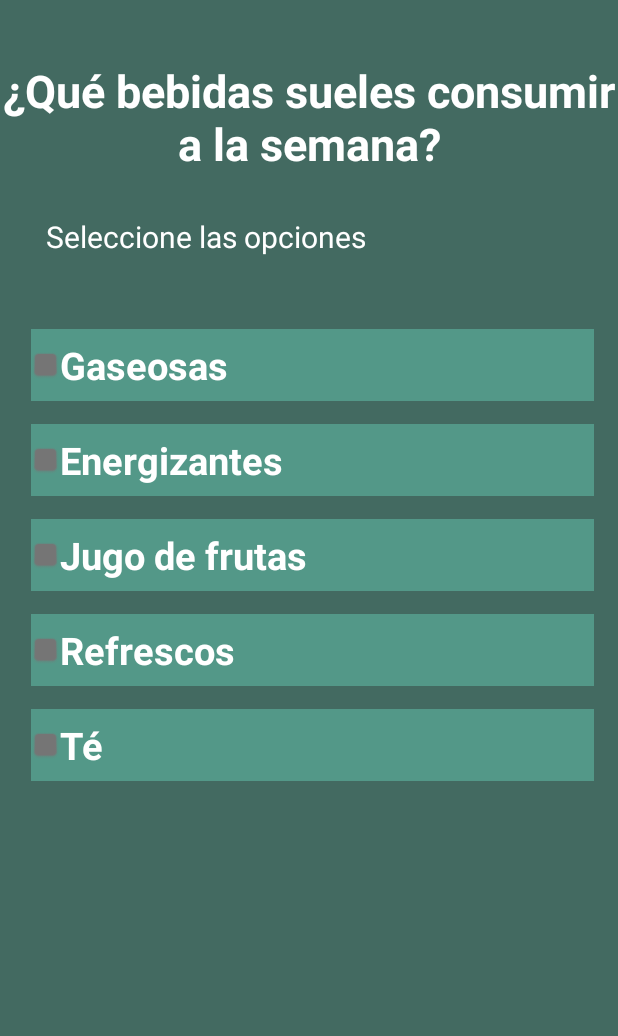
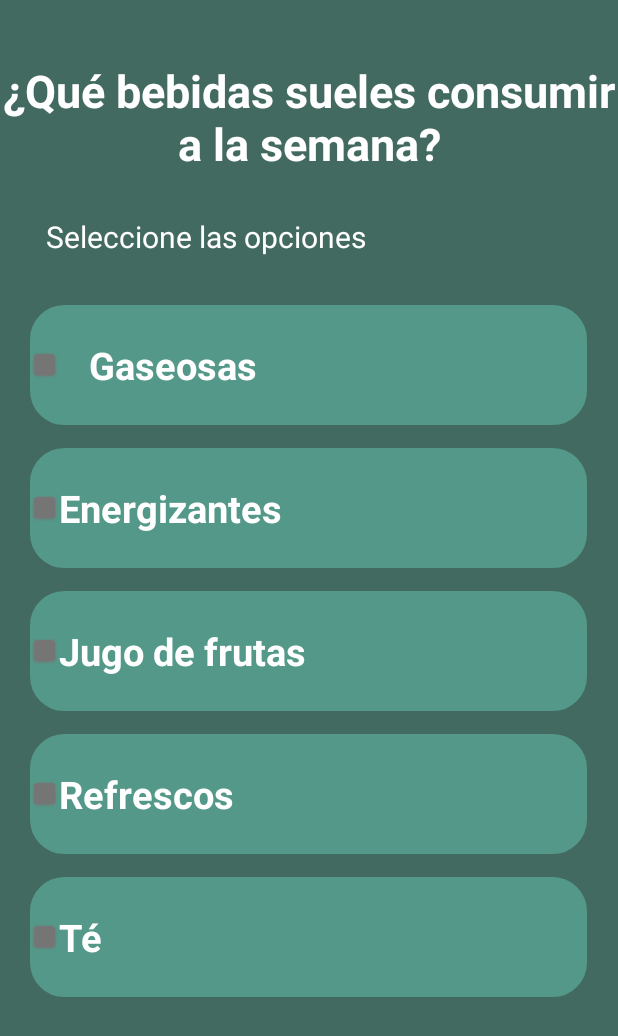
Before and after one commit to LuisT0p20/CarbonoZero, an Android app: the Bebidas screen opened directly, with no data from a screen before it, on a phone screen of 412 x 824 dp. Shown: the top 1036 px of the screen. Run offline under Robolectric (Android 15) with nearby library versions, the phone set to English and light mode, and no system bars.

Commit message:
redondeo

```diff
--- /dev/null
+++ b/app/src/main/res/drawable/redondeo.xml
@@ -0,0 +1,17 @@
+<?xml version="1.0" encoding="utf-8"?>
+<selector xmlns:android="http://schemas.android.com/apk/res/android">
+    <item>
+        <shape android:shape="rectangle">
+            <corners
+                android:radius="15dp"
+                ></corners>
+            <stroke
+                android:color="@color/Checkbox"
+                android:width="15dp"
+                ></stroke>
+            <solid
+                android:color="@color/Checkbox"
+                ></solid>
+        </shape>
+    </item>
+</selector>
--- a/app/src/main/res/layout/activity_bebidas.xml
+++ b/app/src/main/res/layout/activity_bebidas.xml
@@ -36,33 +36,34 @@
         app:layout_constraintTop_toBottomOf="@+id/textView" />
 
     <LinearLayout
-        android:layout_width="375dp"
-        android:layout_height="341dp"
-        android:layout_marginTop="48dp"
+        android:layout_width="371dp"
+        android:layout_height="498dp"
+        android:layout_marginTop="32dp"
         android:orientation="vertical"
         app:layout_constraintEnd_toEndOf="parent"
-        app:layout_constraintHorizontal_bias="0.555"
+        app:layout_constraintHorizontal_bias="0.486"
         app:layout_constraintStart_toStartOf="parent"
         app:layout_constraintTop_toBottomOf="@+id/textView2">
 
         <CheckBox
             android:id="@+id/box_gaseosas"
             android:layout_width="match_parent"
-            android:layout_height="wrap_content"
+            android:layout_height="80dp"
             android:layout_marginBottom="15dp"
-            android:background="@color/Checkbox"
+            android:background="@drawable/redondeo"
             android:button="@drawable/estilo_checkbox"
             android:text="@string/box_gaseosas"
             android:textColor="@color/white"
+            android:padding="20dp"
             android:textSize="25sp"
             android:textStyle="bold" />
 
         <CheckBox
             android:id="@+id/box_energizantes"
             android:layout_width="match_parent"
-            android:layout_height="wrap_content"
+            android:layout_height="80dp"
             android:layout_marginBottom="15dp"
-            android:background="@color/Checkbox"
+            android:background="@drawable/redondeo"
             android:button="@drawable/estilo_checkbox"
             android:text="@string/box_energizantes"
             android:textColor="@color/white"
@@ -72,9 +73,9 @@
         <CheckBox
             android:id="@+id/box_jugos"
             android:layout_width="match_parent"
-            android:layout_height="wrap_content"
+            android:layout_height="80dp"
             android:layout_marginBottom="15dp"
-            android:background="@color/Checkbox"
+            android:background="@drawable/redondeo"
             android:button="@drawable/estilo_checkbox"
             android:text="@string/box_jugos"
             android:textColor="@color/white"
@@ -84,9 +85,9 @@
         <CheckBox
             android:id="@+id/box_refrescos"
             android:layout_width="match_parent"
-            android:layout_height="wrap_content"
+            android:layout_height="80dp"
             android:layout_marginBottom="15dp"
-            android:background="@color/Checkbox"
+            android:background="@drawable/redondeo"
             android:button="@drawable/estilo_checkbox"
             android:text="@string/box_refrescos"
             android:textColor="@color/white"
@@ -96,9 +97,9 @@
         <CheckBox
             android:id="@+id/box_te"
             android:layout_width="match_parent"
-            android:layout_height="wrap_content"
+            android:layout_height="80dp"
             android:layout_marginBottom="15dp"
-            android:background="@color/Checkbox"
+            android:background="@drawable/redondeo"
             android:button="@drawable/estilo_checkbox"
             android:text="@string/box_te"
             android:textColor="@color/white"
```
